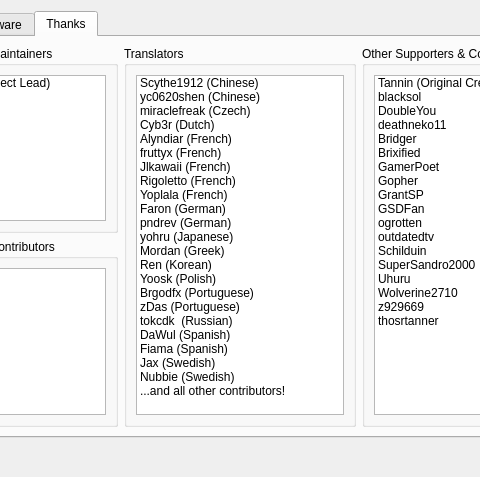
The window that modorganizer/src/aboutdialog.ui (Holt59/mo2-merge) describes before a commit, drawn with Qt 5; both pictures show x 393 to 873 and y 0 to 477 of the 1010 by 477 pixel window.
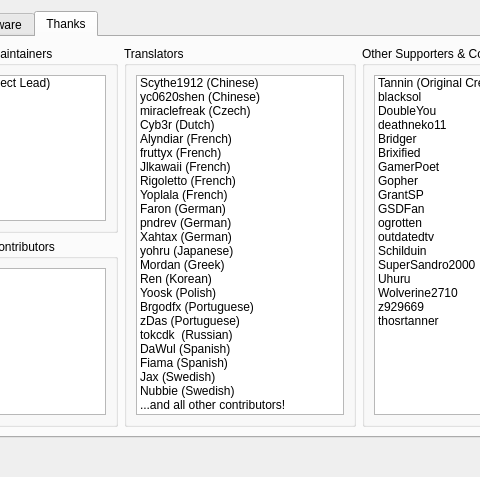
The same window after the commit. The open tabs and pages were chosen to show the change. Icons and pictures are not drawn. Custom widgets are drawn as their Qt base class.

Commit message: [modorganizer] Add Xahtax as a German translator

```diff
--- a/modorganizer/src/aboutdialog.ui
+++ b/modorganizer/src/aboutdialog.ui
@@ -327,6 +327,11 @@
                 <string notr="true">pndrev (German)</string>
                </property>
               </item>
+              <item>
+               <property name="text">
+                <string notr="true">Xahtax (German)</string>
+               </property>
+              </item>
               <item>
                <property name="text">
                 <string>yohru (Japanese)</string>
```
The commit also changes 1 other file.
